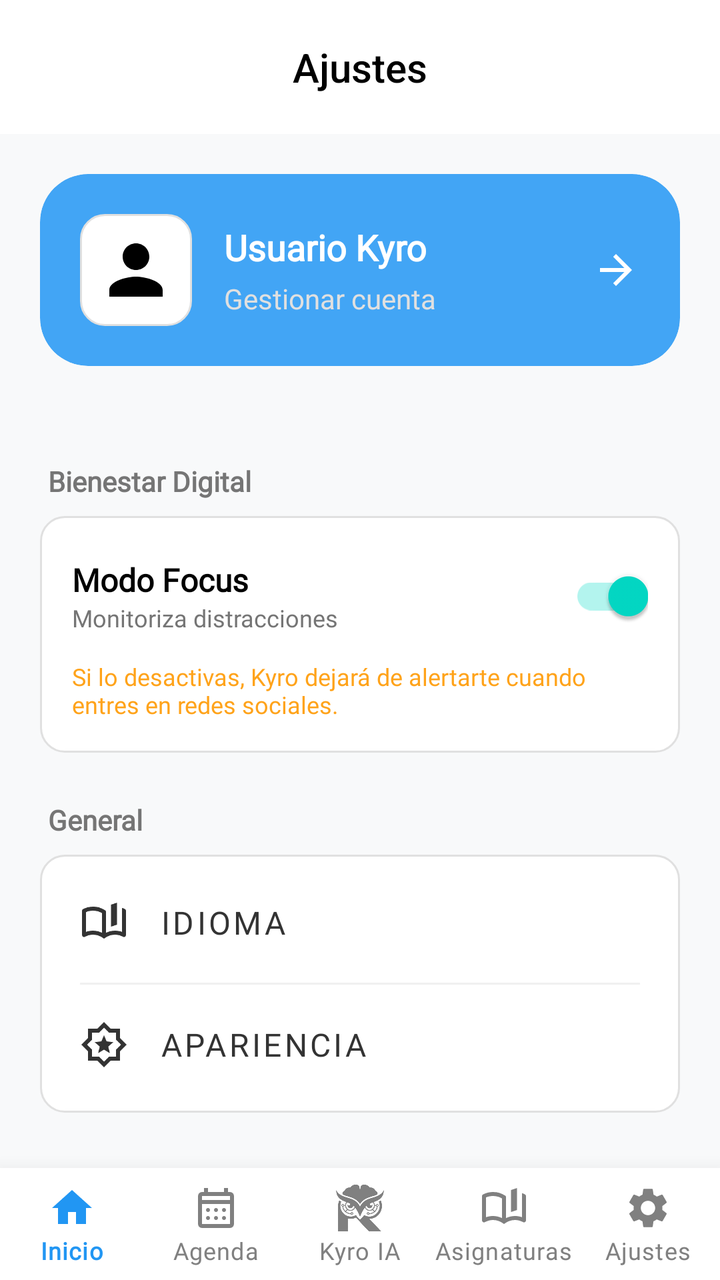
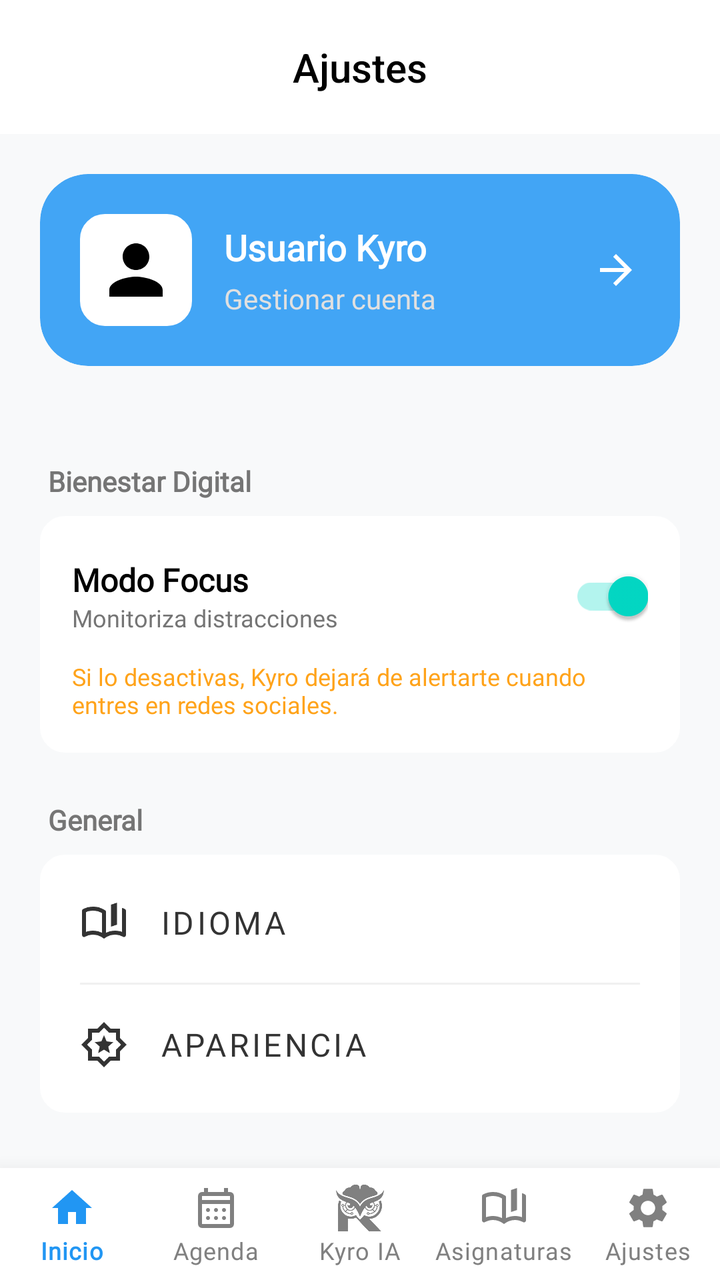

Compare the two renders of this Android layout. The source of the first and the diff that turns it into the second are given below.
<!-- AndroidManifest.xml: activity theme Theme.MaterialComponents.Light.NoActionBar -->
<!-- res/layout/activity_ajustes.xml -->
<?xml version="1.0" encoding="utf-8"?>
<androidx.constraintlayout.widget.ConstraintLayout
    xmlns:android="http://schemas.android.com/apk/res/android"
    xmlns:app="http://schemas.android.com/apk/res-auto"
    xmlns:tools="http://schemas.android.com/tools"
    android:layout_width="match_parent"
    android:layout_height="match_parent"
    android:background="#F8F9FA"
    android:fitsSystemWindows="true">

    <androidx.constraintlayout.widget.ConstraintLayout
        android:id="@+id/headerContainer"
        android:layout_width="match_parent"
        android:layout_height="wrap_content"
        android:padding="20dp"
        android:background="#FFFFFF"
        app:layout_constraintTop_toTopOf="parent">

        <TextView
            android:id="@+id/tvTituloAjustes"
            android:layout_width="wrap_content"
            android:layout_height="wrap_content"
            android:text="@string/ajustes_titulo"
            android:textColor="#000000"
            android:textSize="20sp"
            android:fontFamily="sans-serif-medium"
            app:layout_constraintStart_toStartOf="parent"
            app:layout_constraintEnd_toEndOf="parent"
            app:layout_constraintTop_toTopOf="parent"
            app:layout_constraintBottom_toBottomOf="parent"/>

    </androidx.constraintlayout.widget.ConstraintLayout>

    <ScrollView
        android:layout_width="match_parent"
        android:layout_height="0dp"
        android:fillViewport="true"
        android:scrollbars="none"
        android:paddingHorizontal="20dp"
        app:layout_constraintTop_toBottomOf="@id/headerContainer"
        app:layout_constraintBottom_toTopOf="@id/bottomNavigation">

        <LinearLayout
            android:layout_width="match_parent"
            android:layout_height="wrap_content"
            android:orientation="vertical"
            android:paddingTop="20dp"
            android:paddingBottom="40dp">

            <com.google.android.material.card.MaterialCardView
                android:id="@+id/cardCuenta"
                android:layout_width="match_parent"
                android:layout_height="wrap_content"
                app:cardCornerRadius="24dp"
                app:cardElevation="0dp"
                app:strokeWidth="0dp"
                app:cardBackgroundColor="@color/b400"
                android:layout_marginBottom="24dp">

                <LinearLayout
                    android:layout_width="match_parent"
                    android:layout_height="wrap_content"
                    android:gravity="center_vertical"
                    android:orientation="horizontal"
                    android:padding="20dp">

                    <ImageView
                        android:layout_width="56dp"
                        android:layout_height="56dp"
                        android:background="@drawable/bg_blanco_redondeado"
                        android:padding="8dp"
                        android:src="@drawable/ic_person"
                        app:tint="#000000" />

                    <LinearLayout
                        android:layout_width="0dp"
                        android:layout_weight="1"
                        android:paddingStart="16dp"
                        android:layout_height="wrap_content"
                        android:orientation="vertical">

                        <TextView
                            android:id="@+id/tvUsername"
                            android:layout_width="wrap_content"
                            android:layout_height="wrap_content"
                            android:text="Usuario Kyro"
                            android:fontFamily="@font/poppins"
                            android:textColor="#FFFFFF"
                            android:textSize="18sp"
                            android:textStyle="bold" />

                        <TextView
                            android:layout_width="wrap_content"
                            android:layout_height="wrap_content"
                            android:layout_marginTop="4dp"
                            android:text="@string/gestionar_cuenta"
                            android:fontFamily="@font/poppins"
                            android:textColor="#E0E0E0"
                            android:textSize="14sp" />
                    </LinearLayout>

                    <ImageView
                        android:layout_width="24dp"
                        android:layout_height="24dp"
                        android:src="@drawable/ic_arrow_forward"
                        app:tint="#FFFFFF"/>
                </LinearLayout>
            </com.google.android.material.card.MaterialCardView>

            <Space android:layout_width="match_parent" android:layout_height="24dp" />

            <TextView
                android:layout_width="wrap_content"
                android:layout_height="wrap_content"
                android:text="@string/bienestar_digital"
                android:fontFamily="@font/poppins"
                android:textColor="#757575"
                android:textSize="14sp"
                android:textStyle="bold"
                android:layout_marginBottom="8dp"
                android:layout_marginStart="4dp"/>

            <LinearLayout
                android:layout_width="match_parent"
                android:layout_height="wrap_content"
                android:orientation="vertical"
                android:background="@drawable/bg_blanco_redondeado"
                android:padding="16dp">

                <LinearLayout
                    android:layout_width="match_parent"
                    android:layout_height="wrap_content"
                    android:orientation="horizontal"
                    android:gravity="center_vertical">

                    <LinearLayout
                        android:layout_width="0dp"
                        android:layout_weight="1"
                        android:layout_height="wrap_content"
                        android:orientation="vertical">

                        <TextView
                            android:layout_width="wrap_content"
                            android:layout_height="wrap_content"
                            android:text="@string/modo_focus"
                            android:fontFamily="@font/poppins"
                            android:textColor="#000000"
                            android:textSize="16sp"
                            android:textStyle="bold"/>

                        <TextView
                            android:layout_width="wrap_content"
                            android:layout_height="wrap_content"
                            android:text="@string/modo_focus_subtitulo"
                            android:fontFamily="@font/poppins"
                            android:textColor="#757575"
                            android:textSize="12sp"/>
                    </LinearLayout>

                    <androidx.appcompat.widget.SwitchCompat
                        android:id="@+id/switchModoFocus"
                        android:layout_width="wrap_content"
                        android:layout_height="wrap_content"
                        android:checked="true"
                        app:showText="false" />
                </LinearLayout>

                <TextView
                    android:layout_width="match_parent"
                    android:layout_height="wrap_content"
                    android:layout_marginTop="8dp"
                    android:text="@string/modo_focus_desc"
                    android:fontFamily="@font/poppins"
                    android:textColor="#FF9800"
                    android:textSize="12sp"
                    android:alpha="0.9"/>

            </LinearLayout>

            <Space android:layout_width="match_parent" android:layout_height="24dp" />

            <TextView
                android:layout_width="wrap_content"
                android:layout_height="wrap_content"
                android:text="@string/general"
                android:fontFamily="@font/poppins"
                android:textColor="#757575"
                android:textSize="14sp"
                android:textStyle="bold"
                android:layout_marginBottom="8dp"
                android:layout_marginStart="4dp"/>

            <LinearLayout
                android:layout_width="match_parent"
                android:layout_height="wrap_content"
                android:orientation="vertical"
                android:background="@drawable/bg_blanco_redondeado"
                android:padding="4dp">

                <com.google.android.material.button.MaterialButton
                    android:id="@+id/btnIdioma"
                    style="@style/Widget.MaterialComponents.Button.TextButton"
                    android:layout_width="match_parent"
                    android:layout_height="60dp"
                    android:text="@string/idioma"
                    android:fontFamily="@font/poppins"
                    android:textColor="#333333"
                    android:textSize="16sp"
                    android:textAlignment="viewStart"
                    app:icon="@drawable/ic_book"
                    app:iconTint="#333333"
                    app:iconSize="24dp"
                    app:iconGravity="textStart"
                    app:iconPadding="16dp"
                    android:paddingStart="16dp"/>

                <View
                    android:layout_width="match_parent"
                    android:layout_height="1dp"
                    android:background="#F0F0F0"
                    android:layout_marginHorizontal="16dp"/>

                <com.google.android.material.button.MaterialButton
                    android:id="@+id/btnTema"
                    style="@style/Widget.MaterialComponents.Button.TextButton"
                    android:layout_width="match_parent"
                    android:layout_height="60dp"
                    android:text="@string/apariencia"
                    android:fontFamily="@font/poppins"
                    android:textColor="#333333"
                    android:textSize="16sp"
                    android:textAlignment="viewStart"
                    app:icon="@drawable/ic_star"
                    app:iconTint="#333333"
                    app:iconSize="24dp"
                    app:iconGravity="textStart"
                    app:iconPadding="16dp"
                    android:paddingStart="16dp"/>
            </LinearLayout>

            <Space android:layout_width="match_parent" android:layout_height="32dp" />

            <TextView
                android:layout_width="wrap_content"
                android:layout_height="wrap_content"
                android:text="@string/zona_peligro"
                android:fontFamily="@font/poppins"
                android:textColor="#FF5252"
                android:textSize="14sp"
                android:textStyle="bold"
                android:layout_marginBottom="8dp"
                android:layout_marginStart="4dp"/>

            <LinearLayout
                android:layout_width="match_parent"
                android:layout_height="wrap_content"
                android:orientation="vertical"
                android:background="@drawable/bg_blanco_redondeado"
                android:backgroundTint="#FEF2F2"
                android:padding="4dp">

                <com.google.android.material.button.MaterialButton
                    android:id="@+id/btnBorrarDatos"
                    style="@style/Widget.MaterialComponents.Button.TextButton"
                    android:layout_width="match_parent"
                    android:layout_height="56dp"
                    android:text="@string/borrar_datos"
                    android:fontFamily="@font/poppins"
                    android:textColor="#D32F2F"
                    android:textSize="16sp"
                    android:textStyle="bold"
                    android:textAlignment="viewStart"
                    app:icon="@drawable/ic_person"
                    app:iconTint="#D32F2F"
                    app:iconGravity="textStart"
                    app:iconPadding="16dp"
                    android:paddingStart="16dp"/>

                <View
                    android:layout_width="match_parent"
                    android:layout_height="1dp"
                    android:background="#FADCDCDC"
                    android:layout_marginHorizontal="16dp"/>

                <com.google.android.material.button.MaterialButton
                    android:id="@+id/btnCerrarSesion"
                    style="@style/Widget.MaterialComponents.Button.TextButton"
                    android:layout_width="match_parent"
                    android:layout_height="56dp"
                    android:text="@string/cerrar_sesion"
                    android:fontFamily="@font/poppins"
                    android:textColor="#D32F2F"
                    android:textSize="16sp"
                    android:textStyle="bold"
                    android:textAlignment="viewStart"
                    app:icon="@drawable/ic_logout"
                    app:iconTint="#D32F2F"
                    app:iconGravity="textStart"
                    app:iconPadding="16dp"
                    android:paddingStart="16dp"/>

                <View
                    android:layout_width="match_parent"
                    android:layout_height="1dp"
                    android:background="#FADCDCDC"
                    android:layout_marginHorizontal="16dp"/>

                <com.google.android.material.button.MaterialButton
                    android:id="@+id/btnEliminarCuenta"
                    style="@style/Widget.MaterialComponents.Button.TextButton"
                    android:layout_width="match_parent"
                    android:layout_height="56dp"
                    android:text="@string/eliminar_cuenta"
                    android:fontFamily="@font/poppins"
                    android:textColor="#D32F2F"
                    android:textSize="16sp"
                    android:textStyle="bold"
                    android:textAlignment="viewStart"
                    app:icon="@drawable/ic_delete"
                    app:iconTint="#D32F2F"
                    app:iconGravity="textStart"
                    app:iconPadding="16dp"
                    android:paddingStart="16dp"/>

            </LinearLayout>

        </LinearLayout>
    </ScrollView>

    <com.google.android.material.bottomnavigation.BottomNavigationView
        android:id="@+id/bottomNavigation"
        android:layout_width="0dp"
        android:layout_height="wrap_content"
        android:background="@android:color/white"
        app:elevation="16dp"
        app:labelVisibilityMode="labeled"
        app:menu="@menu/bottom_nav_menu"
        app:layout_constraintBottom_toBottomOf="parent"
        app:layout_constraintStart_toStartOf="parent"
        app:layout_constraintEnd_toEndOf="parent"
        app:itemIconTint="@color/nav_item_colors"
        app:itemTextColor="@color/nav_item_colors"
        app:itemTextAppearanceActive="@style/BottomNavTextStyle"
        app:itemTextAppearanceInactive="@style/BottomNavTextStyle"/>/>

</androidx.constraintlayout.widget.ConstraintLayout>
<!-- resources referenced by this layout -->
<resources>
  <color name="b400">#42A5F5</color>
  <!-- drawable bg_blanco_redondeado (drawable) -->
  <?xml version="1.0" encoding="utf-8"?>
  <selector xmlns:android="http://schemas.android.com/apk/res/android">
      <item android:state_selected="true">
          <shape android:shape="rectangle">
              <solid android:color="@color/b100"/> <corners android:radius="12dp"/>
              <stroke android:width="2dp" android:color="@color/b100"/>
          </shape>
      </item>
  
      <item>
          <shape android:shape="rectangle">
              <solid android:color="#FFFFFF"/>
              <corners android:radius="12dp"/>
              <stroke android:width="1dp" android:color="#E0E0E0"/>
          </shape>
      </item>
  </selector>
  <!-- drawable ic_arrow_forward (drawable) -->
  <?xml version="1.0" encoding="utf-8"?>
  <vector xmlns:android="http://schemas.android.com/apk/res/android"
      android:width="24dp"
      android:height="24dp"
      android:viewportWidth="24"
      android:viewportHeight="24"
      android:tint="?attr/colorControlNormal">
      <path
          android:fillColor="@android:color/white"
          android:pathData="M12,4l-1.41,1.41L16.17,11H4v2h12.17l-5.58,5.59L12,20l8,-8z"/>
  </vector>
  <!-- drawable ic_logout (drawable) -->
  <vector xmlns:android="http://schemas.android.com/apk/res/android"
      android:width="24dp"
      android:height="24dp"
      android:viewportWidth="24.0"
      android:viewportHeight="24.0">
      <path
          android:fillColor="#FF5252"
          android:pathData="M17,7l-1.41,1.41L18.17,11H8v2h10.17l-2.58,2.58L17,17l5,-5zM4,5h8V3H4c-1.1,0 -2,0.9 -2,2v14c0,1.1 0.9,2 2,2h8v-2H4V5z" />
  </vector>
  <!-- drawable ic_person (drawable) -->
  <vector xmlns:android="http://schemas.android.com/apk/res/android" android:height="24dp" android:tint="#000000" android:viewportHeight="24" android:viewportWidth="24" android:width="24dp">
  
      <path android:fillColor="@android:color/white" android:pathData="M12,12c2.21,0 4,-1.79 4,-4s-1.79,-4 -4,-4 -4,1.79 -4,4 1.79,4 4,4zM12,14c-2.67,0 -8,1.34 -8,4v2h16v-2c0,-2.66 -5.33,-4 -8,-4z"/>
  
  </vector>
  <string name="ajustes_titulo">Ajustes</string>
  <string name="apariencia">Apariencia</string>
  <string name="bienestar_digital">Bienestar Digital</string>
  <string name="borrar_datos">Borrar Datos</string>
  <string name="cerrar_sesion">Cerrar Sesión</string>
  <string name="eliminar_cuenta">Eliminar Cuenta</string>
  <string name="general">General</string>
  <string name="gestionar_cuenta">Gestionar cuenta</string>
  <string name="idioma">Idioma</string>
  <string name="modo_focus">Modo Focus</string>
  <string name="modo_focus_desc">Si lo desactivas, Kyro dejará de alertarte cuando entres en redes sociales.</string>
  <string name="modo_focus_subtitulo">Monitoriza distracciones</string>
  <string name="zona_peligro">Zona de Peligro</string>
  <style name="BottomNavTextStyle" parent="TextAppearance.MaterialComponents.Caption">
          <item name="android:fontFamily">@font/poppins</item>
          <item name="fontFamily">@font/poppins</item>
      </style>
  <color name="b100">#BBDEFB</color>
  <!-- unchanged entries left out for length: 3 -->
</resources>

<!-- the commit's change to res/layout/activity_ajustes.xml (unified diff, before → after) -->
@@ -5,7 +5,7 @@
     xmlns:tools="http://schemas.android.com/tools"
     android:layout_width="match_parent"
     android:layout_height="match_parent"
-    android:background="#F8F9FA"
+    android:background="@color/bg_ajustes_fondo"
     android:fitsSystemWindows="true">
 
     <androidx.constraintlayout.widget.ConstraintLayout
@@ -13,7 +13,7 @@
         android:layout_width="match_parent"
         android:layout_height="wrap_content"
         android:padding="20dp"
-        android:background="#FFFFFF"
+        android:background="@color/bg_ajustes_card"
         app:layout_constraintTop_toTopOf="parent">
 
         <TextView
@@ -21,7 +21,7 @@
             android:layout_width="wrap_content"
             android:layout_height="wrap_content"
             android:text="@string/ajustes_titulo"
-            android:textColor="#000000"
+            android:textColor="@color/texto_principal"
             android:textSize="20sp"
             android:fontFamily="sans-serif-medium"
             app:layout_constraintStart_toStartOf="parent"
@@ -54,7 +54,7 @@
                 app:cardCornerRadius="24dp"
                 app:cardElevation="0dp"
                 app:strokeWidth="0dp"
-                app:cardBackgroundColor="@color/b400"
+                app:cardBackgroundColor="@color/bg_card_ia"
                 android:layout_marginBottom="24dp">
 
                 <LinearLayout
@@ -68,9 +68,10 @@
                         android:layout_width="56dp"
                         android:layout_height="56dp"
                         android:background="@drawable/bg_blanco_redondeado"
+                        android:backgroundTint="@color/bg_ajustes_card"
                         android:padding="8dp"
                         android:src="@drawable/ic_person"
-                        app:tint="#000000" />
+                        app:tint="@color/texto_principal" />
 
                     <LinearLayout
                         android:layout_width="0dp"
@@ -114,7 +115,7 @@
                 android:layout_height="wrap_content"
                 android:text="@string/bienestar_digital"
                 android:fontFamily="@font/poppins"
-                android:textColor="#757575"
+                android:textColor="@color/texto_ajustes_header"
                 android:textSize="14sp"
                 android:textStyle="bold"
                 android:layout_marginBottom="8dp"
@@ -125,6 +126,7 @@
                 android:layout_height="wrap_content"
                 android:orientation="vertical"
                 android:background="@drawable/bg_blanco_redondeado"
+                android:backgroundTint="@color/bg_ajustes_card"
                 android:padding="16dp">
 
                 <LinearLayout
@@ -144,7 +146,7 @@
                             android:layout_height="wrap_content"
                             android:text="@string/modo_focus"
                             android:fontFamily="@font/poppins"
-                            android:textColor="#000000"
+                            android:textColor="@color/texto_principal"
                             android:textSize="16sp"
                             android:textStyle="bold"/>
 
@@ -153,7 +155,7 @@
                             android:layout_height="wrap_content"
                             android:text="@string/modo_focus_subtitulo"
                             android:fontFamily="@font/poppins"
-                            android:textColor="#757575"
+                            android:textColor="@color/texto_ajustes_header"
                             android:textSize="12sp"/>
                     </LinearLayout>
 
@@ -184,7 +186,7 @@
                 android:layout_height="wrap_content"
                 android:text="@string/general"
                 android:fontFamily="@font/poppins"
-                android:textColor="#757575"
+                android:textColor="@color/texto_ajustes_header"
                 android:textSize="14sp"
                 android:textStyle="bold"
                 android:layout_marginBottom="8dp"
@@ -195,6 +197,7 @@
                 android:layout_height="wrap_content"
                 android:orientation="vertical"
                 android:background="@drawable/bg_blanco_redondeado"
+                android:backgroundTint="@color/bg_ajustes_card"
                 android:padding="4dp">
 
                 <com.google.android.material.button.MaterialButton
@@ -204,11 +207,11 @@
                     android:layout_height="60dp"
                     android:text="@string/idioma"
                     android:fontFamily="@font/poppins"
-                    android:textColor="#333333"
+                    android:textColor="@color/texto_ajustes_btn"
                     android:textSize="16sp"
                     android:textAlignment="viewStart"
                     app:icon="@drawable/ic_book"
-                    app:iconTint="#333333"
+                    app:iconTint="@color/texto_ajustes_btn"
                     app:iconSize="24dp"
                     app:iconGravity="textStart"
                     app:iconPadding="16dp"
@@ -217,7 +220,7 @@
                 <View
                     android:layout_width="match_parent"
                     android:layout_height="1dp"
-                    android:background="#F0F0F0"
+                    android:background="@color/divider_ajustes"
                     android:layout_marginHorizontal="16dp"/>
 
                 <com.google.android.material.button.MaterialButton
@@ -227,11 +230,11 @@
                     android:layout_height="60dp"
                     android:text="@string/apariencia"
                     android:fontFamily="@font/poppins"
-                    android:textColor="#333333"
+                    android:textColor="@color/texto_ajustes_btn"
                     android:textSize="16sp"
                     android:textAlignment="viewStart"
                     app:icon="@drawable/ic_star"
-                    app:iconTint="#333333"
+                    app:iconTint="@color/texto_ajustes_btn"
                     app:iconSize="24dp"
                     app:iconGravity="textStart"
                     app:iconPadding="16dp"
@@ -245,7 +248,7 @@
                 android:layout_height="wrap_content"
                 android:text="@string/zona_peligro"
                 android:fontFamily="@font/poppins"
-                android:textColor="#FF5252"
+                android:textColor="@color/text_danger_title"
                 android:textSize="14sp"
                 android:textStyle="bold"
                 android:layout_marginBottom="8dp"
@@ -256,7 +259,7 @@
                 android:layout_height="wrap_content"
                 android:orientation="vertical"
                 android:background="@drawable/bg_blanco_redondeado"
-                android:backgroundTint="#FEF2F2"
+                android:backgroundTint="@color/bg_danger_zone"
                 android:padding="4dp">
 
                 <com.google.android.material.button.MaterialButton
@@ -266,12 +269,12 @@
                     android:layout_height="56dp"
                     android:text="@string/borrar_datos"
                     android:fontFamily="@font/poppins"
-                    android:textColor="#D32F2F"
+                    android:textColor="@color/text_danger_item"
                     android:textSize="16sp"
                     android:textStyle="bold"
                     android:textAlignment="viewStart"
                     app:icon="@drawable/ic_person"
-                    app:iconTint="#D32F2F"
+                    app:iconTint="@color/text_danger_item"
                     app:iconGravity="textStart"
                     app:iconPadding="16dp"
                     android:paddingStart="16dp"/>
@@ -279,7 +282,7 @@
                 <View
                     android:layout_width="match_parent"
                     android:layout_height="1dp"
-                    android:background="#FADCDCDC"
+                    android:background="@color/divider_danger"
                     android:layout_marginHorizontal="16dp"/>
 
                 <com.google.android.material.button.MaterialButton
@@ -289,12 +292,12 @@
                     android:layout_height="56dp"
                     android:text="@string/cerrar_sesion"
                     android:fontFamily="@font/poppins"
-                    android:textColor="#D32F2F"
+                    android:textColor="@color/text_danger_item"
                     android:textSize="16sp"
                     android:textStyle="bold"
                     android:textAlignment="viewStart"
                     app:icon="@drawable/ic_logout"
-                    app:iconTint="#D32F2F"
+                    app:iconTint="@color/text_danger_item"
                     app:iconGravity="textStart"
                     app:iconPadding="16dp"
                     android:paddingStart="16dp"/>
@@ -302,7 +305,7 @@
                 <View
                     android:layout_width="match_parent"
                     android:layout_height="1dp"
-                    android:background="#FADCDCDC"
+                    android:background="@color/divider_danger"
                     android:layout_marginHorizontal="16dp"/>
 
                 <com.google.android.material.button.MaterialButton
@@ -312,12 +315,12 @@
                     android:layout_height="56dp"
                     android:text="@string/eliminar_cuenta"
                     android:fontFamily="@font/poppins"
-                    android:textColor="#D32F2F"
+                    android:textColor="@color/text_danger_item"
                     android:textSize="16sp"
                     android:textStyle="bold"
                     android:textAlignment="viewStart"
                     app:icon="@drawable/ic_delete"
-                    app:iconTint="#D32F2F"
+                    app:iconTint="@color/text_danger_item"
                     app:iconGravity="textStart"
                     app:iconPadding="16dp"
                     android:paddingStart="16dp"/>
@@ -331,7 +334,7 @@
         android:id="@+id/bottomNavigation"
         android:layout_width="0dp"
         android:layout_height="wrap_content"
-        android:background="@android:color/white"
+        android:background="@color/tarjeta_fondo"
         app:elevation="16dp"
         app:labelVisibilityMode="labeled"
         app:menu="@menu/bottom_nav_menu"
@@ -341,6 +344,6 @@
         app:itemIconTint="@color/nav_item_colors"
         app:itemTextColor="@color/nav_item_colors"
         app:itemTextAppearanceActive="@style/BottomNavTextStyle"
-        app:itemTextAppearanceInactive="@style/BottomNavTextStyle"/>/>
+        app:itemTextAppearanceInactive="@style/BottomNavTextStyle"/>
 
 </androidx.constraintlayout.widget.ConstraintLayout>
<!-- resource entries referenced after the edit -->
@@ -1,6 +1,20 @@
 <!-- resources referenced by this layout -->
 <resources>
+  <color name="bg_ajustes_card">#FFFFFF</color>
+  <color name="bg_ajustes_fondo">#F8F9FA</color>
+  <color name="bg_card_ia">@color/b400</color>
+  <color name="bg_danger_zone">#FEF2F2</color>
+  <color name="divider_ajustes">#F0F0F0</color>
+  <color name="divider_danger">#FADCDC</color>
+  <color name="tarjeta_fondo">@color/white</color>
+  <color name="text_danger_item">#D32F2F</color>
+  <color name="text_danger_title">#FF5252</color>
+  <color name="texto_ajustes_btn">#333333</color>
+  <color name="texto_ajustes_header">#757575</color>
+  <color name="texto_principal">@color/black</color>
   <color name="b400">#42A5F5</color>
+  <color name="white">#FFFFFFFF</color>
+  <color name="black">#FF000000</color>
   <!-- drawable bg_blanco_redondeado (drawable) -->
   <?xml version="1.0" encoding="utf-8"?>
   <selector xmlns:android="http://schemas.android.com/apk/res/android">
